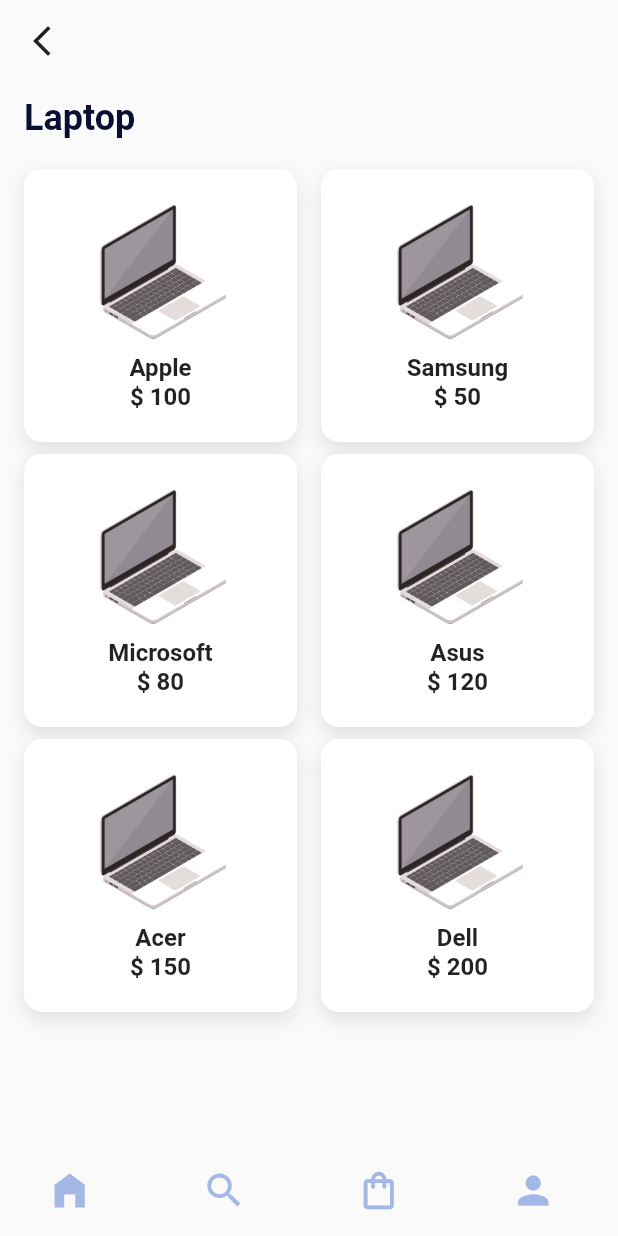
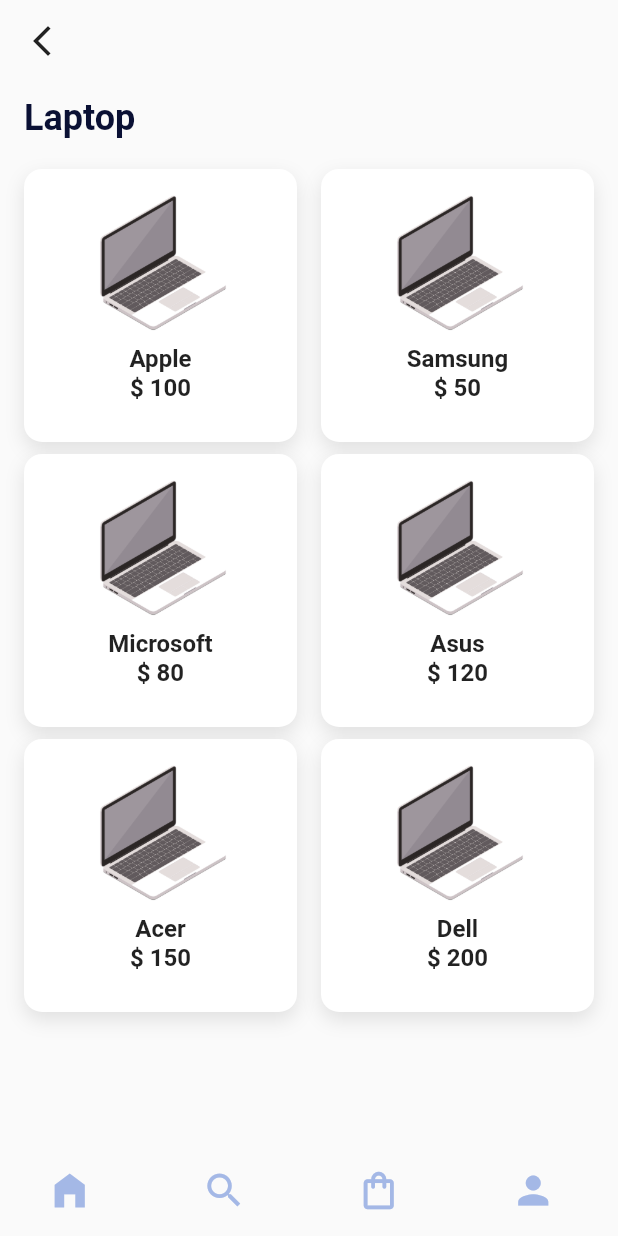
Before and after one commit to amjadfqs/fluttter-Tech_eCommerce, a Flutter app: the CategoriesCurrunt screen opened directly, on a phone screen of 412 x 824 dp. Run offline on Flutter 3.47's test engine with Material 2 defaults, Android fonts, the phone set to English and light mode, and no system bars.

Commit message:
Before Practice Lab 5

```diff
--- a/lib/Screen/CategoriesCurrent.dart
+++ b/lib/Screen/CategoriesCurrent.dart
@@ -59,7 +59,7 @@
       child: Container(
         padding: const EdgeInsets.symmetric(
           horizontal: 12,
-          vertical: 16,
+          vertical: 10,
         ),
         decoration: BoxDecoration(
           color: Colors.white,
--- a/lib/Screen/DetailPage.dart
+++ b/lib/Screen/DetailPage.dart
@@ -128,8 +128,8 @@
       child: Stack(
         children: [
           Positioned(
-            top: 12.5,
-            left: 12.5,
+            top: 14.5,
+            left: 13.5,
             child: Icon(
               Icons.check,
               size: 20,
--- a/lib/Screen/Home.dart
+++ b/lib/Screen/Home.dart
@@ -40,7 +40,7 @@
                       MiddleAppBar("Categories", Icons.list_sharp),
                       MiddleAppBar("Favorite", Icons.star_border_outlined),
                       MiddleAppBar("Gifts", Icons.card_giftcard_outlined),
-                      MiddleAppBar("Best selling", Icons.auto_graph_outlined),
+                      MiddleAppBar("Best selling", Icons.trending_up_outlined),
                     ],
                   ),
                   SizedBox(
--- a/lib/main.dart
+++ b/lib/main.dart
@@ -16,7 +16,7 @@
   Widget build(BuildContext context) {
     return MaterialApp(
       debugShowCheckedModeBanner: false,
-      home: DetailPage(),
+      home: Home(),
     );
   }
 }
```
